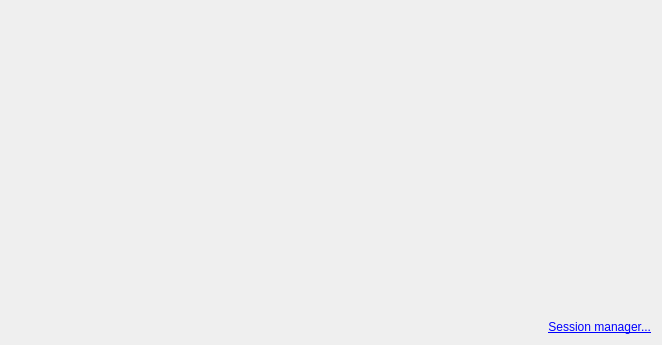
First picture: the form in src/ui/hometab.ui, repository Tasssadar/Lorris, before the edit.
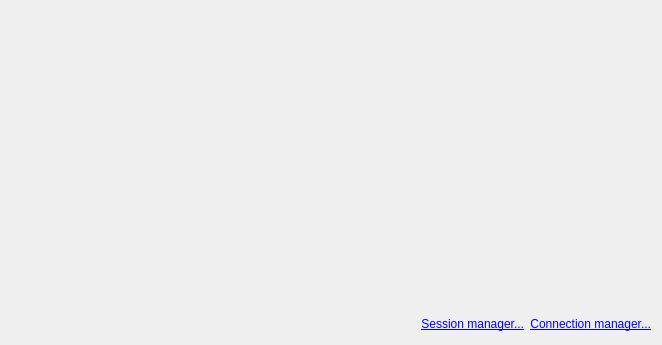
Second picture: the form after the edit.

Commit message: Fix some errors in previous merge

```diff
--- a/src/ui/hometab.ui
+++ b/src/ui/hometab.ui
@@ -92,6 +92,21 @@
     </layout>
    </item>
    <item>
+    <layout class="QHBoxLayout" name="horizontalLayout_2">
+     <item>
+      <spacer name="horizontalSpacer_3">
+       <property name="orientation">
+        <enum>Qt::Horizontal</enum>
+       </property>
+       <property name="sizeHint" stdset="0">
+        <size>
+         <width>40</width>
+         <height>20</height>
+        </size>
+       </property>
+      </spacer>
+     </item>
+     <item>
     <widget class="QLabel" name="sessionMgrLabel">
      <property name="text">
       <string>&lt;a href=&quot;#&quot;&gt;Session manager...&lt;/a&gt;</string>
@@ -103,6 +118,21 @@
       <set>Qt::LinksAccessibleByKeyboard|Qt::LinksAccessibleByMouse</set>
      </property>
     </widget>
+     </item>
+     <item>
+      <widget class="QLabel" name="openConnManagerLink">
+       <property name="text">
+        <string>&lt;a href=&quot;#&quot;&gt;Connection manager...&lt;/a&gt;</string>
+       </property>
+       <property name="alignment">
+        <set>Qt::AlignRight|Qt::AlignTrailing|Qt::AlignVCenter</set>
+       </property>
+       <property name="textInteractionFlags">
+        <set>Qt::LinksAccessibleByKeyboard|Qt::LinksAccessibleByMouse</set>
+       </property>
+      </widget>
+     </item>
+    </layout>
    </item>
   </layout>
  </widget>
```
Lines whose indentation alone changed are shown as unchanged. The commit also changes 2 other files.
